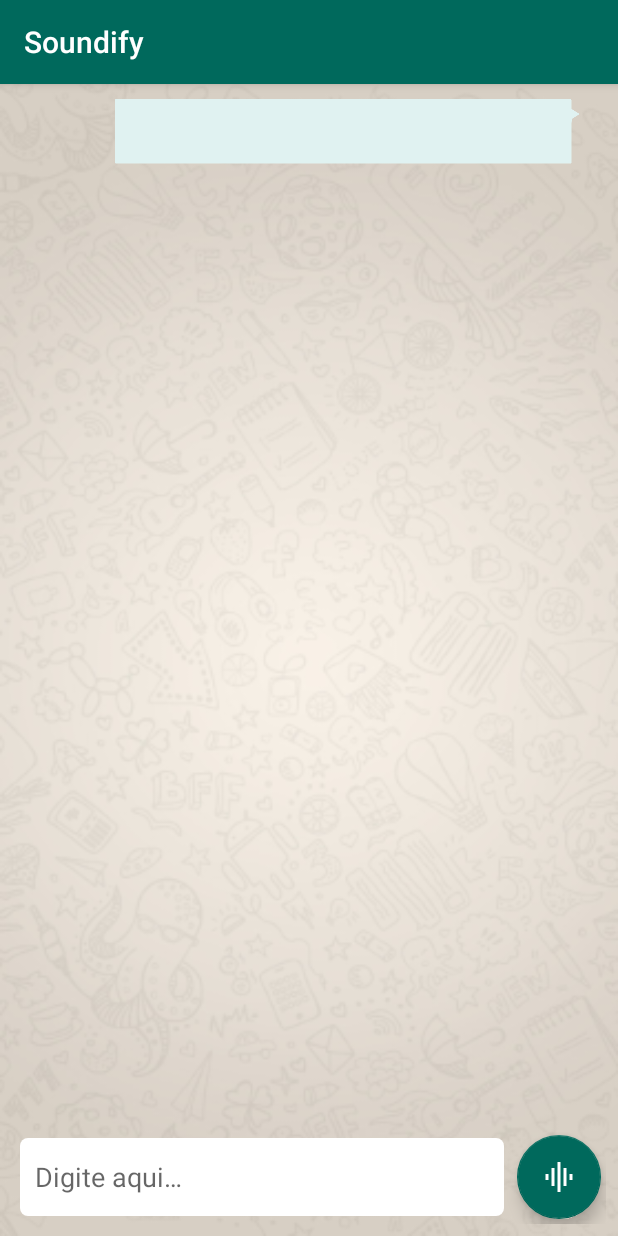
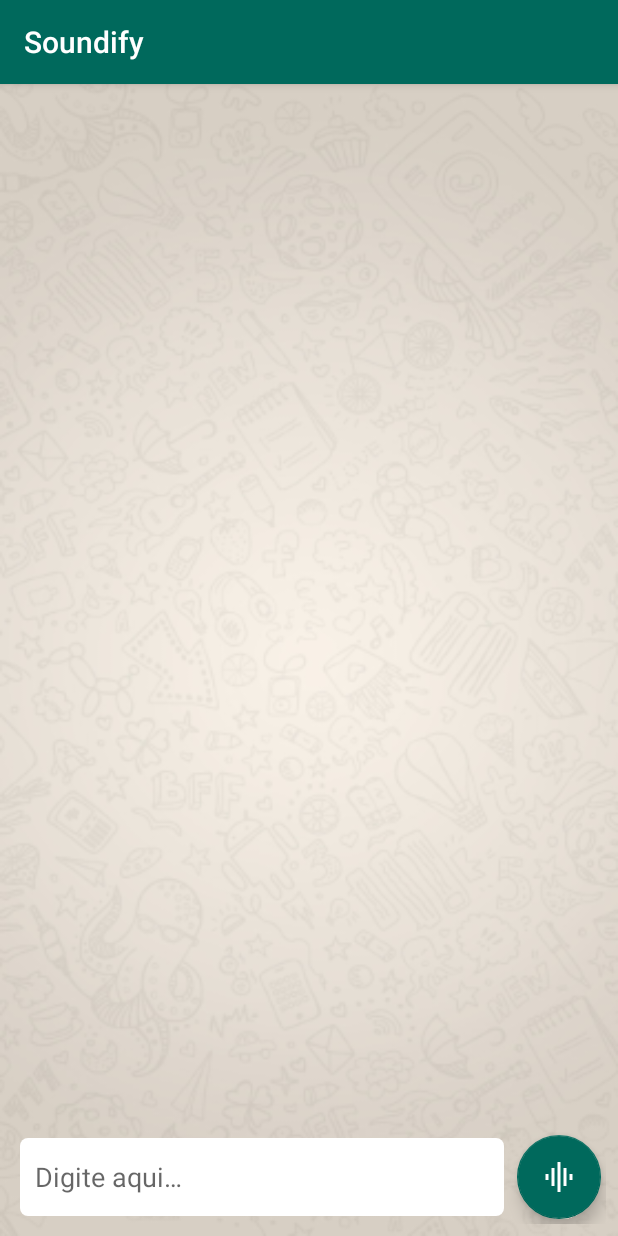
Before and after one commit to raphaelfuchter/Soundify, an Android app: the screen it shows after launch (MainActivity), after a tap on an icon or button, on a phone screen of 412 x 824 dp. Run offline under Robolectric (Android 15) with nearby library versions, the phone set to English and light mode, and no system bars.

Commit message:
Alterações visuais do app;

```diff
--- a/app/src/main/java/com/rf17/soundify/app/activity/MainActivity.java
+++ b/app/src/main/java/com/rf17/soundify/app/activity/MainActivity.java
@@ -10,7 +10,6 @@ import android.widget.EditText;
 
 import com.rf17.soundify.Soundify;
 import com.rf17.soundify.app.adapter.MyRecyclerViewAdapter;
-import com.rf17.soundify.app.model.Message;
 import com.rf17.soundify.app.utils.AndroidUtils;
 import com.rf17.soundifyapp.R;
 
@@ -23,7 +22,7 @@ public class MainActivity extends AppCompatActivity {
     private EditText messageSend;
     private MyRecyclerViewAdapter recyclerViewAdapter;
 
-    private ArrayList<Message> messages = new ArrayList<>();
+    private ArrayList<String> messages = new ArrayList<>();
 
     @Override
     protected void onCreate(Bundle savedInstanceState) {
@@ -49,8 +48,7 @@ public class MainActivity extends AppCompatActivity {
             soundify.startListening();
             soundify.setSoundifyListener((data) -> {
                 String stringData = Soundify.bytesToString(data);
-                Message message = new Message(stringData, 1);
-                recyclerViewAdapter.addItem(message);
+                recyclerViewAdapter.addItem(stringData, 'L');
             });
 
             fab.setOnClickListener((view) -> {
@@ -73,14 +71,10 @@ public class MainActivity extends AppCompatActivity {
     public void sendMessage() {
         try{
             String msg = messageSend.getText().toString();
-
-            soundify.stopListening();
-            soundify.send(Soundify.stringToBytes(msg));
-            soundify.startListening();
-
-            Message message = new Message(msg, 0);
-            recyclerViewAdapter.addItem(message);
-
+            if (!msg.isEmpty()) {
+                soundify.send(Soundify.stringToBytes(msg));
+                recyclerViewAdapter.addItem(msg, 'R');
+            }
         }catch (Exception e){
             AndroidUtils.showToast(this, e);
         }
--- a/app/src/main/java/com/rf17/soundify/app/adapter/MyRecyclerViewAdapter.java
+++ b/app/src/main/java/com/rf17/soundify/app/adapter/MyRecyclerViewAdapter.java
@@ -6,24 +6,31 @@ import android.view.View;
 import android.view.ViewGroup;
 import android.widget.TextView;
 
-import com.rf17.soundify.app.model.Message;
+import com.rf17.soundify.utils.DebugUtils;
 import com.rf17.soundifyapp.R;
 
+import java.text.SimpleDateFormat;
 import java.util.ArrayList;
+import java.util.Date;
 import java.util.List;
+import java.util.Locale;
 
 public class MyRecyclerViewAdapter extends RecyclerView.Adapter<MyRecyclerViewAdapter.DataObjectHolder> {
-    private List<Message> mDataset;
+    private List<String> mDataset;
     private static MyClickListener myClickListener;
+
+    private char typeMsg;
+
+    private SimpleDateFormat sdf = new SimpleDateFormat("dd/MM/yyyy HH:mm:ss", Locale.getDefault());
 
     static class DataObjectHolder extends RecyclerView.ViewHolder implements View.OnClickListener {
         TextView label;
-        //TextView dateTime;
+        TextView dateTime;
 
         DataObjectHolder(View itemView) {
             super(itemView);
             label = (TextView) itemView.findViewById(R.id.txtMessage);
-            //dateTime = (TextView) itemView.findViewById(R.id.textView2);
+            dateTime = (TextView) itemView.findViewById(R.id.txtDate);
             itemView.setOnClickListener(this);
         }
 
@@ -37,18 +44,20 @@ public class MyRecyclerViewAdapter extends RecyclerView.Adapter<MyRecyclerViewAd
         myClickListener = clickListener;
     }
 
-    public MyRecyclerViewAdapter(ArrayList<Message> myDataset) {
+    public MyRecyclerViewAdapter(ArrayList<String> myDataset) {
         mDataset = myDataset;
     }
 
     @Override
     public DataObjectHolder onCreateViewHolder(ViewGroup parent, int viewType) {
         View view;
-        switch (viewType) {
-            case Message.MYMSG_TYPE:
+        switch (typeMsg) {
+            case 'R':
+                DebugUtils.log("R");
                 view = LayoutInflater.from(parent.getContext()).inflate(R.layout.message_right, parent, false);
                 return new DataObjectHolder(view);
-            case Message.RECMSG_TYPE:
+            case 'L':
+                DebugUtils.log("L");
                 view = LayoutInflater.from(parent.getContext()).inflate(R.layout.message_left, parent, false);
                 return new DataObjectHolder(view);
         }
@@ -57,12 +66,13 @@ public class MyRecyclerViewAdapter extends RecyclerView.Adapter<MyRecyclerViewAd
 
     @Override
     public void onBindViewHolder(DataObjectHolder holder, int position) {
-        holder.label.setText(mDataset.get(position).getMsg());
-        //holder.dateTime.setText(mDataset.get(position).getmText2());
+        holder.label.setText(mDataset.get(position));
+        holder.dateTime.setText(sdf.format(new Date()));
     }
 
-    public void addItem(Message dataObj) {
-        mDataset.add(getItemCount(), dataObj);
+    public void addItem(String msg, char type) {
+        typeMsg = type;
+        mDataset.add(getItemCount(), msg);
         notifyItemInserted(getItemCount());
     }
 
--- a/app/src/main/java/com/rf17/soundify/app/model/Message.java
+++ /dev/null
@@ -1,24 +0,0 @@
-package com.rf17.soundify.app.model;
-
-public class Message {
-
-    public static final int MYMSG_TYPE = 0;
-    public static final int RECMSG_TYPE = 1;
-
-    private String msg;
-    private int type;
-
-    public Message(String msg, int type) {
-        this.msg = msg;
-        this.type = type;
-    }
-
-    public int getType() {
-        return type;
-    }
-
-    public String getMsg() {
-        return msg;
-    }
-
-}
--- a/app/src/main/res/values-v21/styles.xml
+++ b/app/src/main/res/values-v21/styles.xml
@@ -15,4 +15,9 @@
         <item name="android:navigationBarColor">@color/colorPrimary</item>
         <item name="android:textColorPrimary">@android:color/background_dark</item>
     </style>
+
+    <style name="myTheme" parent="android:Theme.Material.Light.NoActionBar" >
+        <item name="android:navigationBarColor">@color/colorPrimary</item>
+        <item name="android:statusBarColor">@color/colorPrimaryDark</item>
+    </style>
 </resources>
--- a/app/src/main/res/values/colors.xml
+++ b/app/src/main/res/values/colors.xml
@@ -1,6 +1,6 @@
 <?xml version="1.0" encoding="utf-8"?>
 <resources>
-    <color name="colorPrimary">#00695C</color>
-    <color name="colorPrimaryDark">#004D40</color>
+    <color name="colorPrimary">#00695c</color>
+    <color name="colorPrimaryDark">#004d40</color>
     <color name="colorAccent">#00695C</color>
 </resources>
--- a/library/src/main/java/com/rf17/soundify/receive/Receiver.java
+++ b/library/src/main/java/com/rf17/soundify/receive/Receiver.java
@@ -69,7 +69,7 @@ public class Receiver {
         float[] floatData = ListUtils.convertArrayShortToArrayFloat(recordedData);
         short freq = ReceiverUtils.calcFreq(floatData);
         short data = ReceiverUtils.calcData(freq);
-        DebugUtils.log("Freq: " + freq + "  |  data: " + data);
+        //DebugUtils.log("Freq: " + freq + "  |  data: " + data);
         switch (data) {
             case Config.START_COMMAND:
                 list = new ArrayList<>();
@@ -77,6 +77,9 @@ public class Receiver {
             case Config.STOP_COMMAND:
                 if(!list.isEmpty()) {
                     byte[] retByte = ListUtils.convertListBytesToArrayBytes(list);
+
+                    DebugUtils.log("retByte: "+retByte);
+
                     if (retByte != null) {
                         Soundify.soundifyListener.OnReceiveData(retByte);
                     }
--- a/library/src/main/java/com/rf17/soundify/send/Sender.java
+++ b/library/src/main/java/com/rf17/soundify/send/Sender.java
@@ -101,12 +101,9 @@ public class Sender {
         generateAudioTrack();// Verifica se o audioTrack esta inicializado
 
         // Thread que vai tocar/executar as frequencias (para nao travar o app)
-        activity.runOnUiThread(new Runnable() {
-            @Override
-            public void run() {
-                mAudioTrack.play();// Começa a tocar
-                mAudioTrack.write(ListUtils.convertListShortToArrayShort(list), 0, list.size());// Vai sobrescrevendo para tocar a lista de frequencias
-            }
+        activity.runOnUiThread(() -> {
+            mAudioTrack.play();// Começa a tocar
+            mAudioTrack.write(ListUtils.convertListShortToArrayShort(list), 0, list.size());// Vai sobrescrevendo para tocar a lista de frequencias
         });
     }
 
```
Also changed, not shown: app/src/main/res/layout/message_left.xml (+16 -1 lines), app/src/main/res/layout/message_right.xml (+14 -1 lines).
